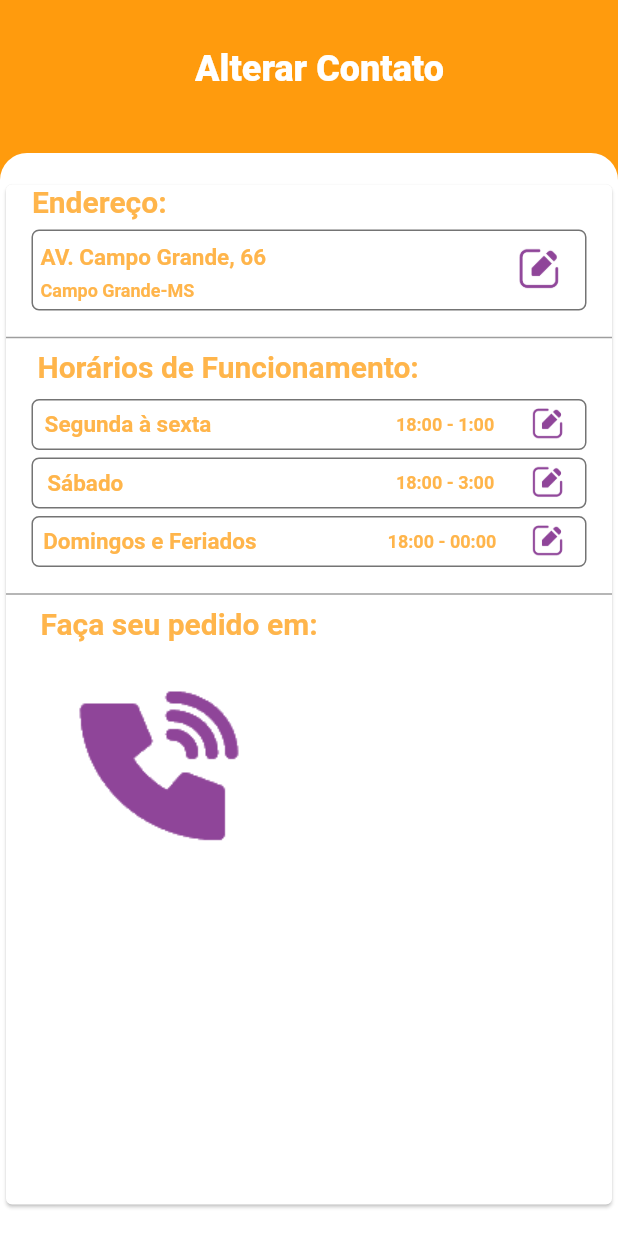
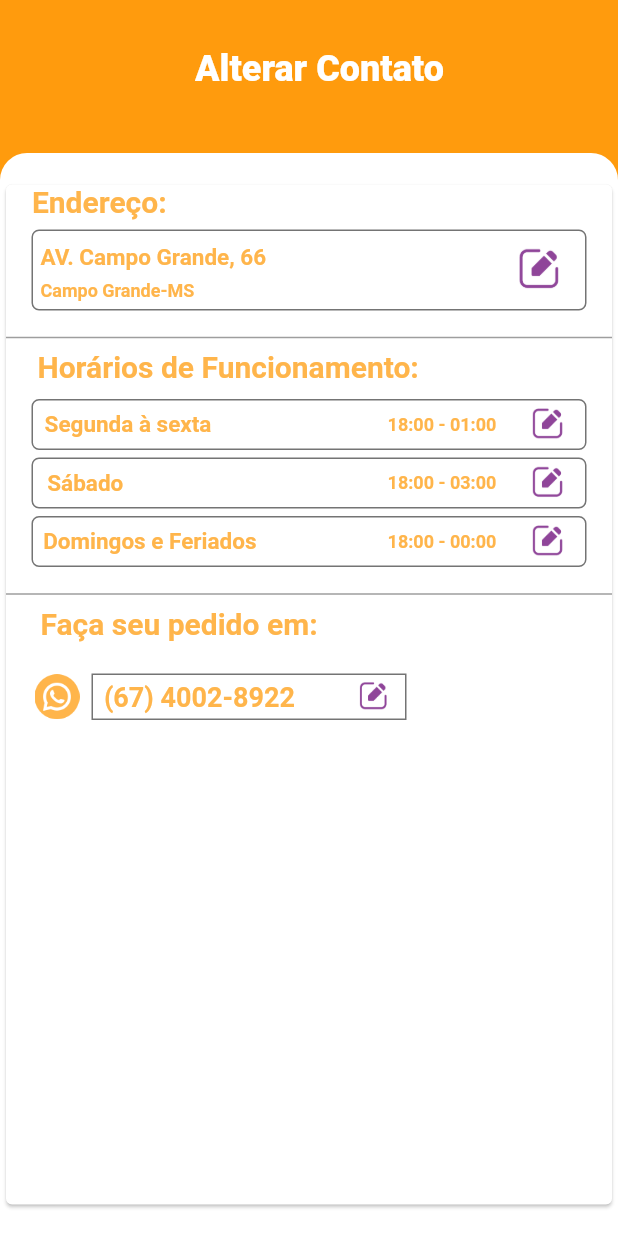
Before and after one commit to Kelvisck/PatoBurguer, a Flutter app: the screen it shows after launch, on a phone screen of 412 x 824 dp. Run offline on Flutter 3.47's test engine with Material 2 defaults, Android fonts, the light colour scheme and no system bars; our stand-ins replace firebase_auth, firebase_core, google_sign_in; accounts and stored records are empty.

Commit message:
feat: novos botões

```diff
--- a/lib/alterarCardapio.dart
+++ b/lib/alterarCardapio.dart
@@ -33,7 +33,7 @@ class AlterarCardapio extends StatelessWidget {
                         topRight: Radius.circular(18))),
                 child: Padding(
                   /*padding: const EdgeInsets.all(17.0),*/
-                  padding: const EdgeInsets.only(top: 17, bottom: 17),
+                  padding: const EdgeInsets.only(top: 17, bottom: 17, left: 0),
                   child: Card(
                     child: Stack(
                       children: [
@@ -105,11 +105,11 @@ class AlterarCardapio extends StatelessWidget {
                                 height: 10,
                               ),
                               CamposEditarHorario(
-                                  'Segunda à sexta', '18:00 - 1:00'),
+                                  'Segunda à sexta', '18:00 - 01:00'),
                               SizedBox(
                                 height: 5,
                               ),
-                              CamposEditarHorario('Sábado', '18:00 - 3:00'),
+                              CamposEditarHorario('Sábado', '18:00 - 03:00'),
                               SizedBox(
                                 height: 5,
                               ),
@@ -123,10 +123,67 @@ class AlterarCardapio extends StatelessWidget {
                                 alignment: Alignment(-0.79, -1),
                                 child: titulosApp('Faça seu pedido em:'),
                               ),
-                              Row(
-                                children: [
-                                  Image.asset('lib/assets/recursos/contato.png')
-                                ],
+                              SizedBox(
+                                height: 22,
+                              ),
+                              Padding(
+                                padding: const EdgeInsets.only(left: 19),
+                                child: Stack(
+                                  children: [
+                                    Container(
+                                      child: Row(
+                                        children: [
+                                          Align(
+                                            alignment: Alignment(-0.29, 0.9),
+                                            child: Image.asset(
+                                              'lib/assets/recursos/whatsapp.png',
+                                              height: 30,
+                                            ),
+                                          ),
+                                          SizedBox(
+                                            width: 8,
+                                          ),
+                                          Align(
+                                            alignment: Alignment(-0.60, 0.2),
+                                            child: Container(
+                                              height: 31,
+                                              width: 210,
+                                              decoration: BoxDecoration(
+                                                border: Border.all(
+                                                  color: Constantes.CorBorda,
+                                                  width: 1.0,
+                                                ),
+                                              ),
+                                              child: Stack(
+                                                children: [
+                                                  Align(
+                                                    child: Text(
+                                                      '(67) 4002-8922',
+                                                      style: TextStyle(
+                                                          fontFamily: 'Roboto',
+                                                          color: Constantes
+                                                              .CorTexto1,
+                                                          fontWeight:
+                                                              FontWeight.w600,
+                                                          fontSize: 18),
+                                                    ),
+                                                    alignment:
+                                                        Alignment(-0.82, 0.0),
+                                                  ),
+                                                  Align(
+                                                    alignment: Alignment(1, 1),
+                                                    child: Image.asset(
+                                                        'lib/assets/recursos/editar.png'),
+                                                  )
+                                                ],
+                                              ),
+                                            ),
+                                          )
+                                        ],
+                                      ),
+                                    )
+                                  ],
+                                ),
                               )
                             ],
                           ),
--- a/pubspec.yaml
+++ b/pubspec.yaml
@@ -62,6 +62,8 @@ flutter:
     - lib/assets/recursos/config.png
     - lib/assets/recursos/editar.png
     - lib/assets/recursos/contato.png
+    - lib/assets/recursos/whatsapp.png
+    - lib/assets/recursos/whatsapp.ico
 
 
 
```
Also changed, not shown: lib/assets/recursos/whatsapp.png (added), 1 other file.
